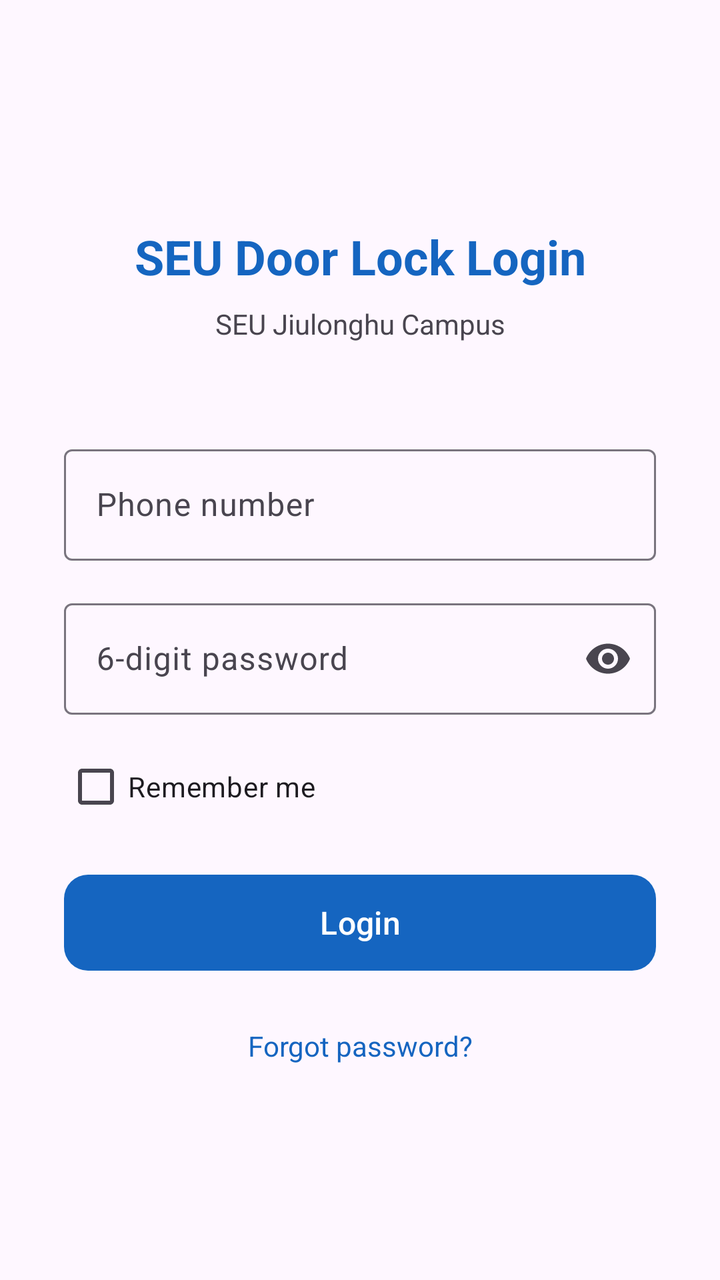
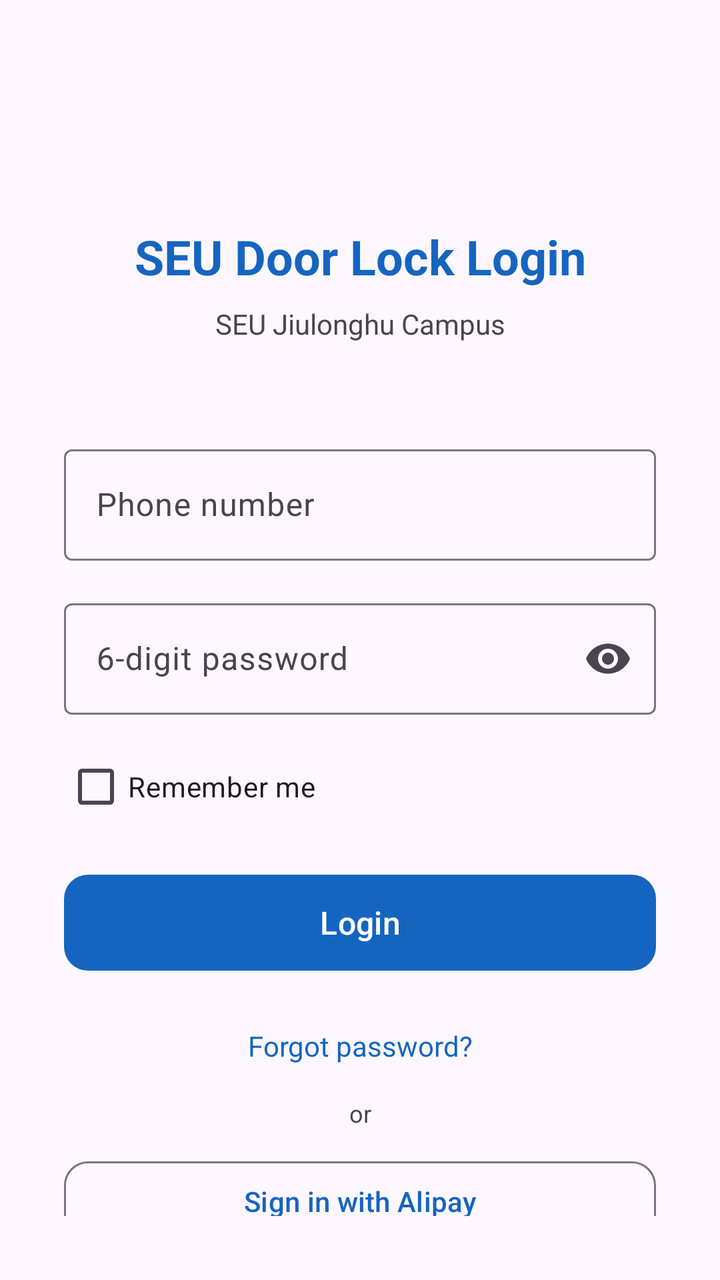

An Android layout rendered at two revisions. The XML below is the earlier revision; the diff shows what the commit changed to produce the second picture.
<!-- AndroidManifest.xml: application theme Theme.SEUDoorLock -->
<!-- res/layout/activity_login.xml -->
<?xml version="1.0" encoding="utf-8"?>
<androidx.constraintlayout.widget.ConstraintLayout
    xmlns:android="http://schemas.android.com/apk/res/android"
    xmlns:app="http://schemas.android.com/apk/res-auto"
    android:layout_width="match_parent"
    android:layout_height="match_parent"
    android:background="?android:attr/colorBackground"
    android:padding="32dp">

    <TextView
        android:id="@+id/tvTitle"
        android:layout_width="wrap_content"
        android:layout_height="wrap_content"
        android:text="@string/login_title"
        android:textSize="24sp"
        android:textStyle="bold"
        android:textColor="?attr/colorPrimary"
        app:layout_constraintTop_toTopOf="parent"
        app:layout_constraintStart_toStartOf="parent"
        app:layout_constraintEnd_toEndOf="parent"
        android:layout_marginTop="80dp"/>

    <TextView
        android:id="@+id/tvSubtitle"
        android:layout_width="wrap_content"
        android:layout_height="wrap_content"
        android:text="SEU Jiulonghu Campus"
        android:textSize="14sp"
        android:textColor="?android:attr/textColorSecondary"
        app:layout_constraintTop_toBottomOf="@id/tvTitle"
        app:layout_constraintStart_toStartOf="parent"
        app:layout_constraintEnd_toEndOf="parent"
        android:layout_marginTop="8dp"/>

    <com.google.android.material.textfield.TextInputLayout
        android:id="@+id/tilPhone"
        style="@style/Widget.Material3.TextInputLayout.OutlinedBox"
        android:layout_width="0dp"
        android:layout_height="wrap_content"
        android:hint="@string/hint_phone"
        app:layout_constraintTop_toBottomOf="@id/tvSubtitle"
        app:layout_constraintStart_toStartOf="parent"
        app:layout_constraintEnd_toEndOf="parent"
        android:layout_marginTop="48dp">

        <com.google.android.material.textfield.TextInputEditText
            android:id="@+id/etPhone"
            android:layout_width="match_parent"
            android:layout_height="wrap_content"
            android:inputType="phone"
            android:maxLength="11"/>

    </com.google.android.material.textfield.TextInputLayout>

    <com.google.android.material.textfield.TextInputLayout
        android:id="@+id/tilPassword"
        style="@style/Widget.Material3.TextInputLayout.OutlinedBox"
        android:layout_width="0dp"
        android:layout_height="wrap_content"
        android:hint="@string/hint_password"
        app:endIconMode="password_toggle"
        app:layout_constraintTop_toBottomOf="@id/tilPhone"
        app:layout_constraintStart_toStartOf="parent"
        app:layout_constraintEnd_toEndOf="parent"
        android:layout_marginTop="16dp">

        <com.google.android.material.textfield.TextInputEditText
            android:id="@+id/etPassword"
            android:layout_width="match_parent"
            android:layout_height="wrap_content"
            android:inputType="numberPassword"
            android:maxLength="6"/>

    </com.google.android.material.textfield.TextInputLayout>

    <com.google.android.material.checkbox.MaterialCheckBox
        android:id="@+id/cbRemember"
        android:layout_width="0dp"
        android:layout_height="wrap_content"
        android:text="@string/remember_me"
        android:textSize="14sp"
        app:layout_constraintTop_toBottomOf="@id/tilPassword"
        app:layout_constraintStart_toStartOf="parent"
        app:layout_constraintEnd_toEndOf="parent"
        android:layout_marginTop="12dp"/>

    <com.google.android.material.button.MaterialButton
        android:id="@+id/btnLogin"
        android:layout_width="0dp"
        android:layout_height="56dp"
        android:text="@string/btn_login"
        android:textSize="16sp"
        app:cornerRadius="12dp"
        app:layout_constraintTop_toBottomOf="@id/cbRemember"
        app:layout_constraintStart_toStartOf="parent"
        app:layout_constraintEnd_toEndOf="parent"
        android:layout_marginTop="16dp"/>

    <ProgressBar
        android:id="@+id/progressBar"
        android:layout_width="wrap_content"
        android:layout_height="wrap_content"
        android:visibility="gone"
        app:layout_constraintTop_toBottomOf="@id/btnLogin"
        app:layout_constraintStart_toStartOf="parent"
        app:layout_constraintEnd_toEndOf="parent"
        android:layout_marginTop="16dp"/>

    <TextView
        android:id="@+id/tvForgotPassword"
        android:layout_width="wrap_content"
        android:layout_height="wrap_content"
        android:text="@string/btn_forgot_password"
        android:textColor="?attr/colorPrimary"
        android:textSize="14sp"
        android:clickable="true"
        android:focusable="true"
        app:layout_constraintTop_toBottomOf="@id/progressBar"
        app:layout_constraintStart_toStartOf="parent"
        app:layout_constraintEnd_toEndOf="parent"
        android:layout_marginTop="24dp"/>

</androidx.constraintlayout.widget.ConstraintLayout>
<!-- resources referenced by this layout -->
<resources>
  <string name="btn_forgot_password">Forgot password?</string>
  <string name="btn_login">Login</string>
  <string name="hint_password">6-digit password</string>
  <string name="hint_phone">Phone number</string>
  <string name="login_title">SEU Door Lock Login</string>
  <string name="remember_me">Remember me</string>
  <style name="Theme.SEUDoorLock" parent="Theme.Material3.Light.NoActionBar">
          <item name="colorPrimary">@color/primary</item>
          <item name="colorPrimaryContainer">@color/primary_light</item>
          <item name="colorOnPrimary">@android:color/white</item>
          <item name="colorSecondary">@color/secondary</item>
          <item name="android:statusBarColor">@color/primary</item>
      </style>
  <color name="primary">#1565C0</color>
  <color name="primary_light">#BBDEFB</color>
  <color name="secondary">#FF6F00</color>
</resources>

<!-- the commit's change to res/layout/activity_login.xml (unified diff, before → after) -->
@@ -120,4 +120,29 @@
         app:layout_constraintEnd_toEndOf="parent"
         android:layout_marginTop="24dp"/>
 
+    <TextView
+        android:id="@+id/tvOr"
+        android:layout_width="wrap_content"
+        android:layout_height="wrap_content"
+        android:text="@string/or_login_with"
+        android:textSize="12sp"
+        android:textColor="?android:attr/textColorSecondary"
+        app:layout_constraintTop_toBottomOf="@id/tvForgotPassword"
+        app:layout_constraintStart_toStartOf="parent"
+        app:layout_constraintEnd_toEndOf="parent"
+        android:layout_marginTop="16dp"/>
+
+    <com.google.android.material.button.MaterialButton
+        android:id="@+id/btnAlipay"
+        style="@style/Widget.Material3.Button.OutlinedButton"
+        android:layout_width="0dp"
+        android:layout_height="48dp"
+        android:text="@string/btn_alipay_login"
+        android:textSize="14sp"
+        app:cornerRadius="12dp"
+        app:layout_constraintTop_toBottomOf="@id/tvOr"
+        app:layout_constraintStart_toStartOf="parent"
+        app:layout_constraintEnd_toEndOf="parent"
+        android:layout_marginTop="12dp"/>
+
 </androidx.constraintlayout.widget.ConstraintLayout>
<!-- resource entries referenced after the edit -->
@@ -1,10 +1,12 @@
 <!-- resources referenced by this layout -->
 <resources>
+  <string name="btn_alipay_login">Sign in with Alipay</string>
   <string name="btn_forgot_password">Forgot password?</string>
   <string name="btn_login">Login</string>
   <string name="hint_password">6-digit password</string>
   <string name="hint_phone">Phone number</string>
   <string name="login_title">SEU Door Lock Login</string>
+  <string name="or_login_with">or</string>
   <string name="remember_me">Remember me</string>
   <style name="Theme.SEUDoorLock" parent="Theme.Material3.Light.NoActionBar">
           <item name="colorPrimary">@color/primary</item>
